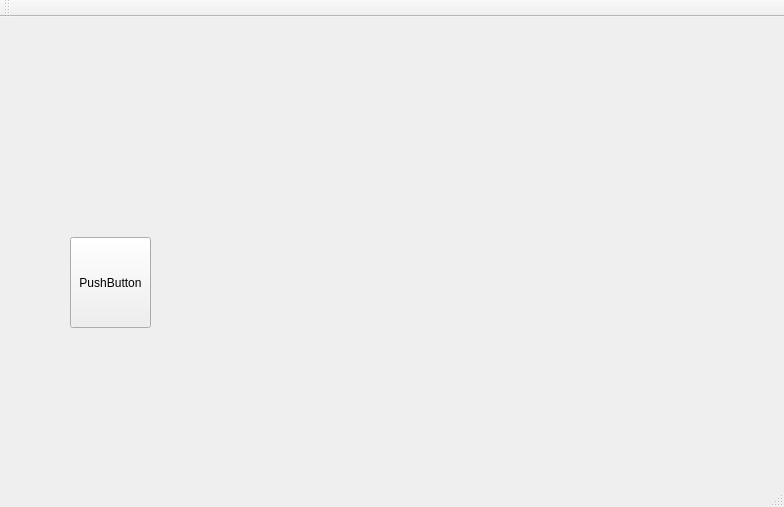
This is ICP/mainwindow.ui in cepin19/secret as Qt 5 draws it before an edit. The edited form follows.
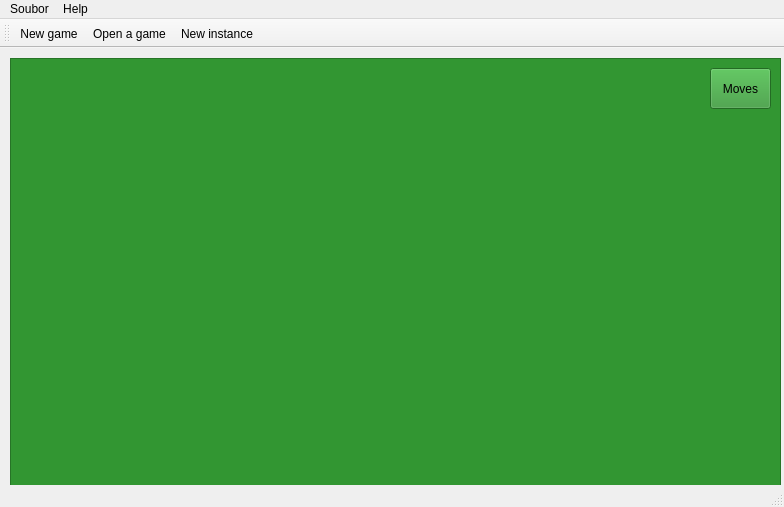
This is the edited form. Custom widgets are drawn as their Qt base class.

```diff
--- a/ICP/mainwindow.ui
+++ b/ICP/mainwindow.ui
@@ -14,30 +14,37 @@
    <string>MainWindow</string>
   </property>
   <widget class="QWidget" name="centralWidget">
-   <widget class="QStackedWidget" name="stackedWidget">
+   <widget class="DragWidget" name="frame">
     <property name="geometry">
      <rect>
       <x>10</x>
-      <y>20</y>
-      <width>101</width>
-      <height>181</height>
+      <y>10</y>
+      <width>771</width>
+      <height>431</height>
      </rect>
     </property>
-    <widget class="QWidget" name="page"/>
-    <widget class="QWidget" name="page_2"/>
-   </widget>
-   <widget class="QPushButton" name="pushButton_2">
-    <property name="geometry">
-     <rect>
-      <x>70</x>
-      <y>220</y>
-      <width>81</width>
-      <height>91</height>
-     </rect>
+    <property name="styleSheet">
+     <string notr="true">background-color: rgb(50, 150, 50)</string>
     </property>
-    <property name="text">
-     <string>PushButton</string>
+    <property name="frameShape">
+     <enum>QFrame::StyledPanel</enum>
     </property>
+    <property name="frameShadow">
+     <enum>QFrame::Raised</enum>
+    </property>
+    <widget class="QPushButton" name="pushButton">
+     <property name="geometry">
+      <rect>
+       <x>700</x>
+       <y>10</y>
+       <width>61</width>
+       <height>41</height>
+      </rect>
+     </property>
+     <property name="text">
+      <string>Moves</string>
+     </property>
+    </widget>
    </widget>
   </widget>
   <widget class="QMenuBar" name="menuBar">
@@ -49,6 +56,21 @@
      <height>25</height>
     </rect>
    </property>
+   <widget class="QMenu" name="menuSoubor">
+    <property name="title">
+     <string>Soubor</string>
+    </property>
+    <addaction name="actionSave"/>
+    <addaction name="actionClose"/>
+   </widget>
+   <widget class="QMenu" name="menuHelp">
+    <property name="title">
+     <string>Help</string>
+    </property>
+    <addaction name="actionAbout"/>
+   </widget>
+   <addaction name="menuSoubor"/>
+   <addaction name="menuHelp"/>
   </widget>
   <widget class="QToolBar" name="mainToolBar">
    <attribute name="toolBarArea">
@@ -57,10 +79,59 @@
    <attribute name="toolBarBreak">
     <bool>false</bool>
    </attribute>
+   <addaction name="actionNew_game"/>
+   <addaction name="actionOpen_a_game"/>
+   <addaction name="actionNew_instance"/>
   </widget>
   <widget class="QStatusBar" name="statusBar"/>
+  <action name="actionNew_game">
+   <property name="text">
+    <string>New game</string>
+   </property>
+  </action>
+  <action name="actionOpen_a_game">
+   <property name="text">
+    <string>Open a game</string>
+   </property>
+  </action>
+  <action name="actionNew_instance">
+   <property name="text">
+    <string>New instance</string>
+   </property>
+  </action>
+  <action name="actionSave">
+   <property name="text">
+    <string>Save</string>
+   </property>
+  </action>
+  <action name="actionClose">
+   <property name="text">
+    <string>Close</string>
+   </property>
+  </action>
+  <action name="actionAbout">
+   <property name="text">
+    <string>About</string>
+   </property>
+  </action>
+  <action name="actionShow_moves">
+   <property name="text">
+    <string>Show moves</string>
+   </property>
+   <property name="toolTip">
+    <string>Show possible moves</string>
+   </property>
+  </action>
  </widget>
  <layoutdefault spacing="6" margin="11"/>
+ <customwidgets>
+  <customwidget>
+   <class>DragWidget</class>
+   <extends>QFrame</extends>
+   <header location="global">drag.h</header>
+   <container>1</container>
+  </customwidget>
+ </customwidgets>
  <resources/>
  <connections/>
 </ui>
```
